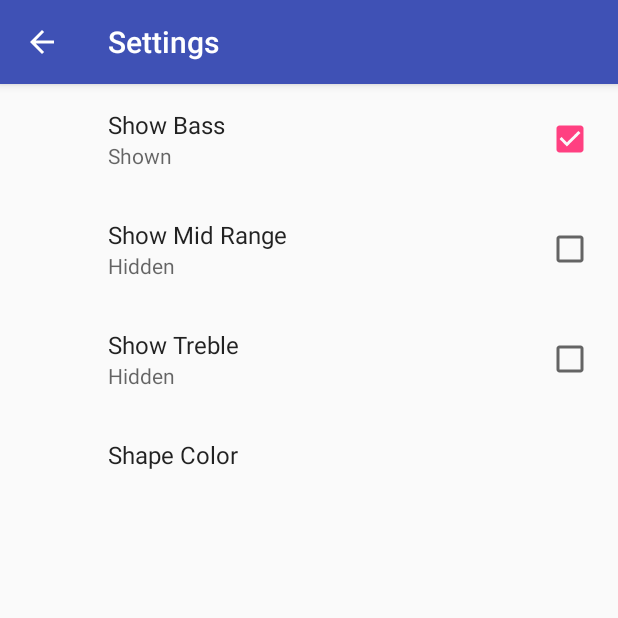
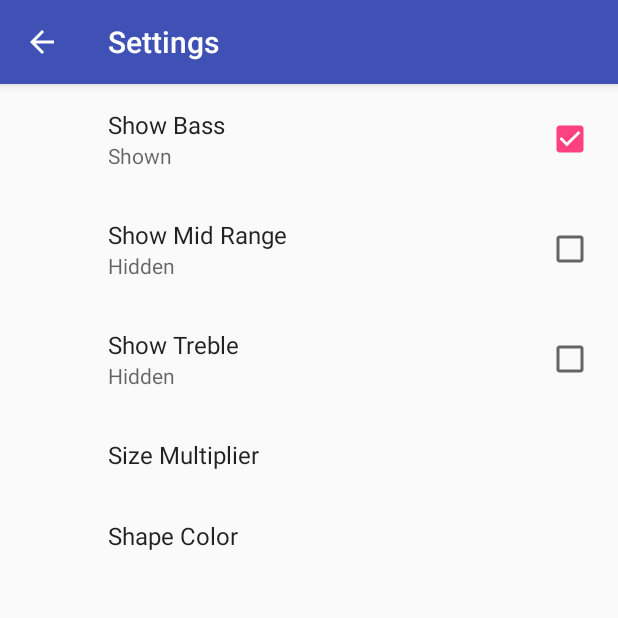
Before and after one commit to mrashidcit/firstMobileApp, an Android app: the screen it shows after launch (SettingsActivity), in the options menu, after a tap on "Settings", on a phone screen of 412 x 824 dp, the top half of it. Run offline under Robolectric (Android 15) with nearby library versions, the phone set to English and light mode, and no system bars; our stand-ins replace androidx.preference; 1 statement that could not run was skipped.

Commit message:
09-EditTextPreference completed

```diff
--- a/app/src/main/java/com/example/myfirstapp/SettingsFragment.java
+++ b/app/src/main/java/com/example/myfirstapp/SettingsFragment.java
@@ -3,6 +3,7 @@ package com.example.myfirstapp;
 import android.content.SharedPreferences;
 import android.os.Bundle;
 import android.support.v7.preference.CheckBoxPreference;
+import android.support.v7.preference.EditTextPreference;
 import android.support.v7.preference.ListPreference;
 import android.support.v7.preference.Preference;
 import android.support.v7.preference.PreferenceFragmentCompat;
@@ -94,6 +95,9 @@ public class SettingsFragment extends PreferenceFragmentCompat
                 // Set the summary to that label
                 listPreference.setSummary(listPreference.getEntries()[prefIndex]);
             }
+        } else if (preference instanceof EditTextPreference) {
+            // For EditTextPreferences, set the summary to the value's simple string representation.
+            preference.setSummary(value);
         }
     }
 
--- a/app/src/main/java/com/example/myfirstapp/VisualizerActivity.java
+++ b/app/src/main/java/com/example/myfirstapp/VisualizerActivity.java
@@ -54,13 +54,13 @@ public class VisualizerActivity extends AppCompatActivity
         // COMPLETED (3) Get the value of the show_bass checkbox preference and use it to call setShowBass
         mVisualizerView.setShowBass(sharedPreferences.getBoolean( getString(R.string.pref_show_bass_key),
                 getResources().getBoolean(R.bool.pref_show_base_default)));
-        mVisualizerView.setShowMid(sharedPreferences.getBoolean( getString(R.string.pref_show_bass_key),
+        mVisualizerView.setShowMid(sharedPreferences.getBoolean( getString(R.string.pref_show_mid_range_key),
                 getResources().getBoolean(R.bool.pref_show_mid_range_default)) );
         mVisualizerView.setShowTreble(sharedPreferences.getBoolean( getString(R.string.pref_show_treble_key),
                 getResources().getBoolean(R.bool.pref_show_treble_default)));
         loadColorFromPreferences(sharedPreferences);
+        loadSizeFromSharedPreferences(sharedPreferences);
 
-        // COMPLETED (3) Register the listener
         // Register the listener
         sharedPreferences.registerOnSharedPreferenceChangeListener(this);
 
@@ -69,6 +69,12 @@ public class VisualizerActivity extends AppCompatActivity
     private void loadColorFromPreferences(SharedPreferences sharedPreferences) {
         mVisualizerView.setColor(sharedPreferences.getString(getString(R.string.pref_color_key),
                             getString(R.string.pref_color_red_value)));
+    }
+
+    private void loadSizeFromSharedPreferences(SharedPreferences sharedPreferences) {
+        float minSize = Float.parseFloat(sharedPreferences.getString(getString(R.string.pref_size_key),
+                getString(R.string.pref_size_default)));
+        mVisualizerView.setMinSizeScale(minSize);
     }
 
     // COMPLETED (2) Override the onSharedPreferenceChanged method and update the show bass preference
@@ -87,6 +93,10 @@ public class VisualizerActivity extends AppCompatActivity
             mVisualizerView.setShowTreble(sharedPreferences.getBoolean(key, getResources().getBoolean(R.bool.pref_show_treble_default)));
         } else if (key.equals(getString(R.string.pref_color_key))) {
             loadColorFromPreferences(sharedPreferences);
+        } else if (key.equals(getString(R.string.pref_size_key))) {
+            float minSize = Float.parseFloat(sharedPreferences.getString(getString(R.string.pref_size_key),
+                    getString(R.string.pref_size_default)));
+            mVisualizerView.setMinSizeScale(minSize);
         }
 
     }
--- a/app/src/main/res/values/strings.xml
+++ b/app/src/main/res/values/strings.xml
@@ -35,6 +35,17 @@
     <string name="pref_show_true">Shown</string>
     <string name="pref_show_false">Hidden</string>
 
+    <!-- Label for Size Preference -->
+    <string name="pref_size_label">Size Multiplier</string>
+
+    <!-- Key name for storing size in SharedPreferences -->
+    <string name="pref_size_key" translatable="false">size</string>
+
+    <!-- Default for size preference -->
+    <string name="pref_size_default" translatable="false">1</string>
+
+
+
     <!-- COMPLETED (2) Add string values for the list preference -->
     <!-- Label for the color preference -->
     <string name="pref_color_label">Shape Color</string>
--- a/app/src/main/res/xml/pref_visualizer.xml
+++ b/app/src/main/res/xml/pref_visualizer.xml
@@ -26,6 +26,13 @@
         android:title="@string/pref_show_treble_label"
         />
 
+    <EditTextPreference
+        android:defaultValue="@string/pref_size_default"
+        android:key="@string/pref_size_key"
+        android:title="@string/pref_size_label"
+
+        />
+
     <!-- Add a list preference -->
     <ListPreference
         android:defaultValue="@string/pref_color_red_value"
```
